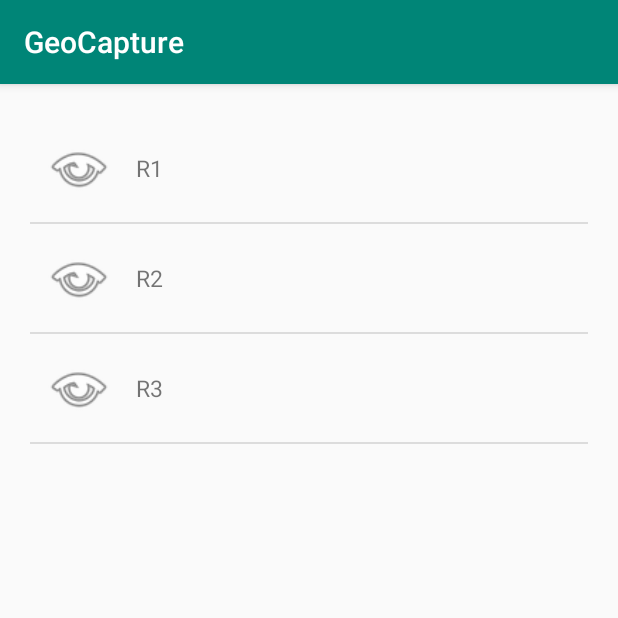
After one commit to AP-Elektronica-ICT/CA1819-HansAnders, an Android app: the RegionListActivity screen opened directly, with no data from a screen before it, on a phone screen of 412 x 824 dp, the top half of it. The commit adds this screen. Run offline under Robolectric (Android 15) with nearby library versions, the phone set to English and light mode, and no system bars.

Commit message:
regionlist activity

```diff
--- a/MobApp/app/src/main/AndroidManifest.xml
+++ b/MobApp/app/src/main/AndroidManifest.xml
@@ -32,6 +32,7 @@
         </activity>
         <activity android:name=".MapActivity" />
         <activity android:name=".MarkerListActivity"></activity>
+        <activity android:name=".RegionListActivity"></activity>
     </application>
 
 </manifest>
--- a/MobApp/app/src/main/java/be/ap/eaict/geocapture/MarkerAdapter.java
+++ b/MobApp/app/src/main/java/be/ap/eaict/geocapture/MarkerAdapter.java
@@ -32,5 +32,4 @@ public class MarkerAdapter extends ArrayAdapter<String> {
 
         return view;
     }
-
 }
--- /dev/null
+++ b/MobApp/app/src/main/java/be/ap/eaict/geocapture/RegionListActivity.java
@@ -0,0 +1,29 @@
+package be.ap.eaict.geocapture;
+
+import android.os.Bundle;
+import android.support.annotation.Nullable;
+import android.support.v7.app.AppCompatActivity;
+import android.widget.ListView;
+
+import java.util.ArrayList;
+import java.util.List;
+
+public class RegionListActivity extends AppCompatActivity {
+    private static final String TAG = "MapActivity";
+
+
+
+    protected void onCreate(@Nullable Bundle savedInstanceState){
+        super.onCreate(savedInstanceState);
+        setContentView(R.layout.activity_region);
+
+        List<String> markers = new ArrayList<>();
+        markers.add("r1");
+        markers.add("r2");
+        markers.add("r3");
+
+        final ListView markerList = (ListView) findViewById(R.id.region_list);
+        final MarkerAdapter markerAdapter = new MarkerAdapter(this, markers);
+        markerList.setAdapter(markerAdapter);
+    }
+}
--- /dev/null
+++ b/MobApp/app/src/main/res/layout/activity_region.xml
@@ -0,0 +1,16 @@
+<?xml version="1.0" encoding="utf-8"?>
+<LinearLayout xmlns:android="http://schemas.android.com/apk/res/android"
+    android:orientation="vertical" android:layout_width="match_parent"
+    android:layout_height="match_parent"
+    android:padding="20dp">
+
+
+        <ListView
+            android:id="@+id/region_list"
+            android:layout_width="match_parent"
+            android:layout_height="match_parent"
+            android:layout_weight="1">
+        </ListView>
+
+
+</LinearLayout>
```
Also changed, not shown: MobApp/app/src/main/java/be/ap/eaict/geocapture/HomeActivity.java (+8 -0 lines), MobApp/app/src/main/res/layout/activity_home.xml (+9 -0 lines).
